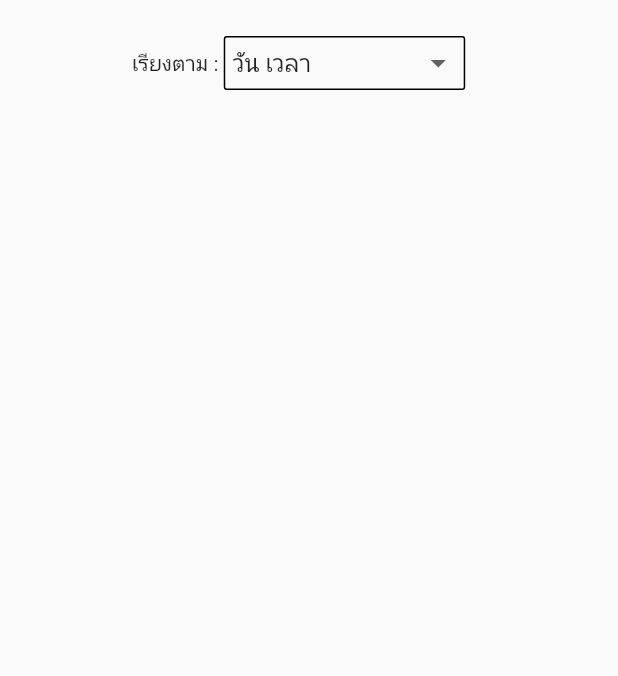
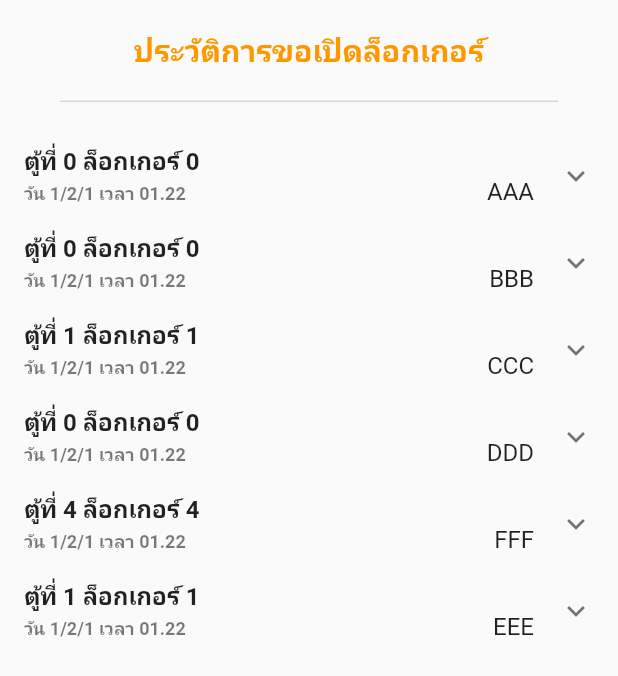
Before and after one commit to godprogrammer3/SmartLockerApplication, a Flutter app: the HistoryBody screen opened directly, on a phone screen of 412 x 824 dp. Shown: the top 676 px of the screen. Run offline on Flutter 3.47's test engine with Material 2 defaults, Android fonts, the phone set to English and light mode, and no system bars; our stand-ins replace firebase_messaging, flutter_svg; accounts and stored records are empty; project files that could hold a hidden picture were left out.

```diff
--- a/smartlocker/lib/UI/page/admin_history.dart
+++ b/smartlocker/lib/UI/page/admin_history.dart
@@ -1,6 +1,18 @@
 import 'package:flutter/material.dart';
 import '../page/Page.dart';
 import '../widget/Widget.dart';
+
+class HistoryList {
+  String name;
+  String day;
+  String locker;
+  String lockerBox;
+  String time;
+  String description;
+
+  HistoryList(this.locker, this.lockerBox, this.name, this.day, this.time,
+      this.description);
+}
 
 class History extends StatefulWidget {
   @override
@@ -15,13 +27,12 @@ class _HistoryState extends State<History> {
   Widget build(BuildContext context) {
     return Scaffold(
       key: _scaffoldKey,
-      appBar:  AppBar(
+      appBar: AppBar(
         leading: new IconButton(
             icon: new Icon(Icons.arrow_back),
-          onPressed: (){
+            onPressed: () {
               Navigator.pop(context);
-            }
-        ),
+            }),
       ),
       body: HistoryBody(),
     );
@@ -69,54 +80,170 @@ class HistoryBodyState extends State<HistoryBody> {
   }
 
 //----------------------------------------------------------------------
+
   @override
   Widget build(BuildContext context) {
     final _backIcon = new BackIcon(backToAdminHome: backToAdminHome);
+    List<HistoryList> items = [
+      HistoryList('0', '1', 'AAA', '1/2/1', '01.22',
+          'หิวหิวหิวหิวหิวหิวหิวหิวหิวหิวหิวหิวหิวหิวหิวหิวหิวหิวหิวหิวหิวหิวหิวหิวหิวหิวหิวหิวหิวหิวหิวหิว'),
+      HistoryList('0', '1', 'BBB', '1/2/1', '01.22', 'ข้าวมันไก่ทอด'),
+      HistoryList('1', '2', 'CCC', '1/2/1', '01.22', 'มาม่า'),
+      HistoryList('0', '2', 'DDD', '1/2/1', '01.22', 'ยำมาม่า'),
+      HistoryList('4', '1', 'FFF', '1/2/1', '01.22', 'โอริโอ้ปั่น'),
+      HistoryList('1', '1', 'EEE', '1/2/1', '01.22', 'ข้าวกระเพราไข่เจียว'),
+    ];
 
     return Scaffold(
-      body: Center(
-        child: Container(
-          padding: EdgeInsets.fromLTRB(23.00, 24.00, 37.09, 24.00),
-          child: ListView(
+        body: ListView(
       children: <Widget>[
-              //--------------------------------
-              //_backIcon,
-              //--------------------------------
+        Padding(
+          child: Center(
+              child: Text(
+            "ประวัติการขอเปิดล็อกเกอร์",
+            style: TextStyle(
+                fontSize: 20,
+                color: Colors.orange,
+                fontWeight: FontWeight.bold),
+          )),
+          padding: EdgeInsets.only(top: 20),
+        ),
+        Container(
+          color: Colors.grey[350],
+          margin: EdgeInsets.fromLTRB(40, 20, 40, 0),
+          height: 1,
+        ),
+        Padding(
+          child: ListView.builder(
+            itemBuilder: (BuildContext context, int index) {
+              return ExpansionTile(
+                title: Container(
+                  child: Column(
+                    children: <Widget>[
                       Row(
+                        mainAxisAlignment: MainAxisAlignment.start,
                         children: <Widget>[
-                  Text("เรียงตาม : "),
-                  DropdownButtonHideUnderline(
-                    child: Container(
-                      child: new DropdownButton(
-                        isDense: true,
-                        value: _currentItem,
-                        items: _dropDownMenuItems,
-                        onChanged: changedDropDownItem,
+                          Text(
+                            "ตู้ที่ " +
+                                items[index].locker +
+                                " ล็อกเกอร์ " +
+                                items[index].locker,
+                            style: TextStyle(
+                                fontSize: 16, fontWeight: FontWeight.bold),
                           ),
-                      padding: EdgeInsets.fromLTRB(5, 5, 5, 5),
-                      decoration: ShapeDecoration(
-                        shape: RoundedRectangleBorder(
-                          side:
-                              BorderSide(width: 1.0, style: BorderStyle.solid),
-                          borderRadius: BorderRadius.all(Radius.circular(2.0)),
+                        ],
                       ),
+                      Row(
+                        mainAxisAlignment: MainAxisAlignment.spaceBetween,
+                        children: <Widget>[
+                          Opacity(
+                            opacity: 0.6,
+                            child: Text(
+                                "วัน " +
+                                    items[index].day +
+                                    " เวลา " +
+                                    items[index].time,
+                                style: TextStyle(
+                                    fontSize: 12, fontWeight: FontWeight.w600)),
                           ),
+                          Text(items[index].name),
+                        ],
                       ),
-                  )
-                ],
-                mainAxisAlignment: MainAxisAlignment.center,
-              ),
-              //--------------------------------
                     ],
                   ),
                 ),
+                children: <Widget>[
+                  Padding(
+                    child: Container(
+                      child: Column(
+                        crossAxisAlignment: CrossAxisAlignment.start,
+                        children: <Widget>[
+                          Text(
+                            "เหตุผลขอเปิดตู้ : ",
+                            style: TextStyle(
+                                fontSize: 14, fontWeight: FontWeight.bold),
                           ),
+                          Text(items[index].description)
+                        ],
+                      ),
+                    ),
+                    padding: EdgeInsets.fromLTRB(20, 5, 20, 10),
+                  )
+                ],
+              );
+            },
+            itemCount: items.length,
+            shrinkWrap: true,
+          ),
+          padding: EdgeInsets.only(top: 20),
+        ),
+      ],
+    )
+
+        // Center(
+        //   child: Container(
+        //     padding: EdgeInsets.fromLTRB(23.00, 24.00, 23.00, 24.00),
+        //     child: Column(
+        //       children: <Widget>[
+        //         //--------------------------------
+        //         //_backIcon,
+        //         //--------------------------------
+        //         Padding(
+        //           child: Row(
+        //             children: <Widget>[
+        //               Text("เรียงตาม : "),
+        //               DropdownButtonHideUnderline(
+        //                 child: Container(
+        //                   child: new DropdownButton(
+        //                     isDense: true,
+        //                     value: _currentItem,
+        //                     items: _dropDownMenuItems,
+        //                     onChanged: changedDropDownItem,
+        //                   ),
+        //                   padding: EdgeInsets.fromLTRB(5, 5, 5, 5),
+        //                   decoration: ShapeDecoration(
+        //                     shape: RoundedRectangleBorder(
+        //                       side: BorderSide(
+        //                           width: 1.0, style: BorderStyle.solid),
+        //                       borderRadius:
+        //                           BorderRadius.all(Radius.circular(2.0)),
+        //                     ),
+        //                   ),
+        //                 ),
+        //               )
+        //             ],
+        //             mainAxisAlignment: MainAxisAlignment.center,
+        //           ),
+        //           padding: EdgeInsets.only(bottom: 15),
+        //         ),
+        //         //--------------------------------
+        //         ListView.builder(
+        //           itemBuilder: (BuildContext context, int index) {
+        //             // if (index == items.length)
+        //             //   return RaisedButton(
+        //             //     child: Text('footer'),
+        //             //     onPressed: () {},
+        //             //   );
+        //             return ExpansionTile(
+        //               title: Text(items[index].name),
+        //               children: <Widget>[
+        //                 Text(items[index].age),
+        //                 Text(items[index].gender)
+        //               ],
+        //             );
+        //           },
+        //           itemCount: items.length,
+        //         ),
+        //       ],
+        //     ),
+        //   ),
+        // ),
         );
   }
 
-  void changedDropDownItem(String selectedCity) {
+  void changedDropDownItem(String selected) {
     setState(() {
-      _currentItem = selectedCity;
+      _currentItem = selected;
     });
   }
 }
--- a/smartlocker/lib/UI/page/login_screen.dart
+++ b/smartlocker/lib/UI/page/login_screen.dart
@@ -21,14 +21,14 @@ class _LoginPageState extends State<LoginPage> {
     super.dispose();
   }
 
-  final logo = Container(
+  final logo = Center(child:Container(
     child: Text(
       'SmartLocker',
       style: TextStyle(
           fontSize: 40, color: Colors.orange, fontWeight: FontWeight.bold),
     ),
-    margin: const EdgeInsets.only(top: 105),
-  );
+    padding: const EdgeInsets.only(top: 104.0),
+  ),) ;
 
   void login() async {
     Map result = await _userController.login(
@@ -93,7 +93,7 @@ class _LoginPageState extends State<LoginPage> {
       backgroundColor: Colors.orange[100],
       body: Center(
         child: Container(
-          padding: EdgeInsets.symmetric(horizontal: 64),
+          padding: EdgeInsets.fromLTRB(32.0,0.0,32.0,0.0),
           child: Form(
             key: _formKey,
             child: ListView(
--- a/smartlocker/lib/UI/widget/sidemenu_admin.dart
+++ b/smartlocker/lib/UI/widget/sidemenu_admin.dart
@@ -1,5 +1,6 @@
 import 'package:flutter/material.dart';
 import '../page/Page.dart';
+// import '../../model/Model.dart';
 
 class SideMenuAdmin extends StatelessWidget {
   @override
--- a/smartlocker/lib/model/UserController.dart
+++ b/smartlocker/lib/model/UserController.dart
@@ -4,6 +4,7 @@ import 'package:http/http.dart';
 import 'dart:io';
 class UserController{
   final httpClient = new Client();
+
    Future<Map> filterUser(String token,int userId) async {
     String url ='http://smart-locker-227608.appspot.com/v1/users/'+userId.toString();
     var response = await httpClient.get(url,  headers: {HttpHeaders.authorizationHeader: token},);
@@ -19,6 +20,7 @@ class UserController{
     }
     return result;
   }
+
   Future<Map> login(String userName,String userPassword) async {
     String url ='http://smart-locker-227608.appspot.com/v1.1/users/login';
     Map data ={
```
Lines whose indentation alone changed are shown as unchanged.
